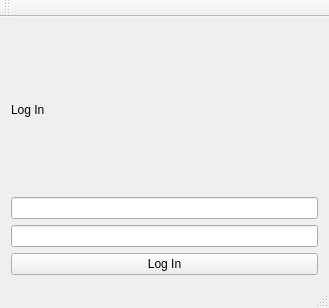
This is mainwindow.ui in pacopedraza/QTLogin as Qt 5 draws it before an edit. The edited form follows.
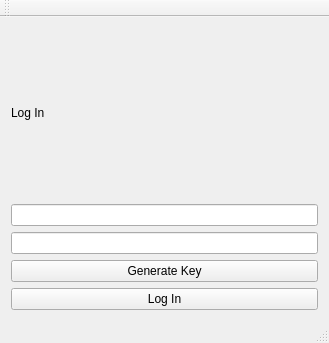
This is the edited form.

What changed in the file:
```diff
--- a/mainwindow.ui
+++ b/mainwindow.ui
@@ -7,7 +7,7 @@
     <x>0</x>
     <y>0</y>
     <width>329</width>
-    <height>308</height>
+    <height>343</height>
    </rect>
   </property>
   <property name="windowTitle">
@@ -28,7 +28,14 @@
     <item>
      <widget class="QLineEdit" name="txt_pass">
       <property name="echoMode">
-       <enum>QLineEdit::NoEcho</enum>
+       <enum>QLineEdit::Password</enum>
+      </property>
+     </widget>
+    </item>
+    <item>
+     <widget class="QPushButton" name="btn_callGenerateKey">
+      <property name="text">
+       <string>Generate Key</string>
       </property>
      </widget>
     </item>
```
Left out of the diff: 2 changed lines with no effect on the pictures.
